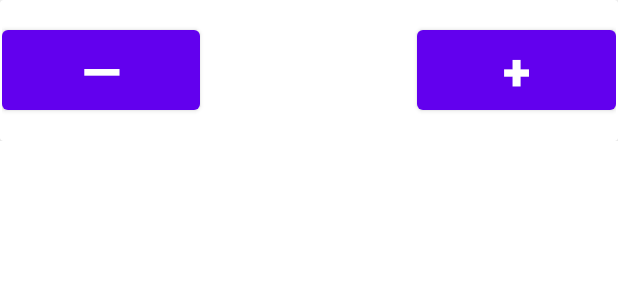
After one commit to kennethaustinn/Bar-Zettel-App, an Android app: the layout row_costumer_detail.xml on its own in the app's theme, with its tools: preview values and no code run, on a phone screen of 412 x 824 dp. The commit adds this screen. Shown: the top 300 px of the screen. Run offline under Robolectric (Android 15) with nearby library versions, the phone set to English and light mode, and no system bars.

Commit message:
Added price list minus

```diff
--- a/app/build.gradle
+++ b/app/build.gradle
@@ -10,7 +10,7 @@ android {
 
     defaultConfig {
         applicationId "de.htw_berlin.barzettel"
-        minSdk 23
+        minSdk 24
         targetSdk 30
         versionCode 1
         versionName "1.0"
--- /dev/null
+++ b/app/src/main/java/de/htw_berlin/barzettel/Article.kt
@@ -0,0 +1,5 @@
+package de.htw_berlin.barzettel
+
+data class Article(var id : Int,
+                   var description : String,
+                   var price : Int)
--- a/app/src/main/java/de/htw_berlin/barzettel/CostumerDao.kt
+++ b/app/src/main/java/de/htw_berlin/barzettel/CostumerDao.kt
@@ -2,6 +2,9 @@ package de.htw_berlin.barzettel
 
 import androidx.room.*
 import kotlinx.coroutines.flow.Flow
+import kotlinx.coroutines.flow.MutableSharedFlow
+import kotlinx.coroutines.flow.MutableStateFlow
+import kotlinx.coroutines.flow.StateFlow
 
 @Dao
 interface CostumerDao {
@@ -10,6 +13,9 @@ interface CostumerDao {
 
     @Query("SELECT * FROM Costumer WHERE date = :date")
     fun getAllToday(date : String) : Flow<List<Costumer>>
+
+    @Query("SELECT * FROM Costumer WHERE id = :id")
+    fun getCostumer(id: Int) : Costumer
 
     @Insert
     fun insertAll(vararg costumer: Costumer)
--- a/app/src/main/java/de/htw_berlin/barzettel/CostumerOverviewViewModel.kt
+++ b/app/src/main/java/de/htw_berlin/barzettel/CostumerOverviewViewModel.kt
@@ -35,8 +35,8 @@ class CostumerOverviewViewModel(private val context: Context) : ViewModel() {
         }
     }
 
-    fun onListItemClicked(view: View, position : Int){
-        val action = CostumerOverviewFragmentDirections.actionCostumerOverviewFragmentToCostumerDetailFragment(position)
+    fun onListItemClicked(view: View, costumerId : Int){
+        val action = CostumerOverviewFragmentDirections.actionCostumerOverviewFragmentToCostumerDetailFragment(costumerId)
         isDialogVisible.value = false
         view.findNavController().navigate(action)
     }
--- a/app/src/main/res/layout/fragment_costumer_detail.xml
+++ b/app/src/main/res/layout/fragment_costumer_detail.xml
@@ -16,7 +16,7 @@
             android:layout_width="wrap_content"
             android:layout_height="wrap_content"
             android:layout_marginTop="16dp"
-            android:text="TextView"
+            android:text="@{costumerDetailViewModel.costumer().name}"
             android:textSize="48sp"
             android:textStyle="italic"
             app:layout_constraintEnd_toEndOf="parent"
@@ -30,16 +30,16 @@
             android:layout_marginTop="32dp"
             android:clickable="true"
             android:longClickable="true"
-            android:text="TextView"
             android:textColor="@color/black"
             android:textSize="48sp"
             android:textStyle="bold"
+            app:priceDetail="@{costumerDetailViewModel.costumer().price}"
             app:layout_constraintEnd_toEndOf="parent"
             app:layout_constraintStart_toStartOf="parent"
             app:layout_constraintTop_toBottomOf="@+id/textName" />
 
         <androidx.recyclerview.widget.RecyclerView
-            android:id="@+id/kundenListView"
+            android:id="@+id/costumerListView"
             android:layout_width="0dp"
             android:layout_height="0dp"
             android:layout_marginStart="1dp"
--- /dev/null
+++ b/app/src/main/res/layout/row_costumer_detail.xml
@@ -0,0 +1,87 @@
+<?xml version="1.0" encoding="utf-8"?>
+<layout>
+    <data>
+        <import type="androidx.lifecycle.LiveData"/>
+        <import type="de.htw_berlin.barzettel.Costumer"/>
+        <variable
+            name="article"
+            type="de.htw_berlin.barzettel.Article" />
+        <variable
+            name="costumer"
+            type="LiveData&lt;Costumer&gt;" />
+    </data>
+
+    <androidx.constraintlayout.widget.ConstraintLayout xmlns:android="http://schemas.android.com/apk/res/android"
+        xmlns:app="http://schemas.android.com/apk/res-auto"
+        android:layout_width="match_parent"
+        android:layout_height="wrap_content">
+
+        <androidx.cardview.widget.CardView
+            android:layout_width="0dp"
+            android:layout_height="wrap_content"
+            app:layout_constraintEnd_toEndOf="parent"
+            app:layout_constraintStart_toStartOf="parent"
+            app:layout_constraintTop_toTopOf="parent">
+
+            <LinearLayout
+                android:layout_width="match_parent"
+                android:layout_height="wrap_content"
+                android:layout_marginStart="1dp"
+                android:layout_marginTop="8dp"
+                android:layout_marginEnd="1dp"
+                android:layout_marginBottom="8dp"
+                android:orientation="horizontal">
+
+                <Button
+                    android:id="@+id/minus"
+                    android:layout_width="wrap_content"
+                    android:layout_height="wrap_content"
+                    android:layout_gravity="center_vertical"
+                    android:layout_weight="1"
+                    android:text="\u2014"
+                    android:textColor="@color/white"
+                    android:textSize="34sp"
+                    android:textStyle="bold" />
+
+                <LinearLayout
+                    android:layout_width="100dp"
+                    android:layout_height="wrap_content"
+                    android:layout_weight="1"
+                    android:orientation="vertical">
+
+                    <TextView
+                        android:id="@+id/textViewPrice"
+                        android:layout_width="wrap_content"
+                        android:layout_height="wrap_content"
+                        android:layout_gravity="center_horizontal"
+                        android:layout_weight="1"
+                        android:text="@{article.description}"
+                        android:textAlignment="center"
+                        android:textSize="34sp"
+                        android:textStyle="bold" />
+
+                    <TextView
+                        android:id="@+id/textViewMenge"
+                        android:layout_width="wrap_content"
+                        android:layout_height="wrap_content"
+                        android:layout_gravity="center"
+                        android:layout_weight="1"
+                        android:text="@{costumer.artikel.getOrDefault(article.id, 0).toString()}"
+                        android:textSize="24sp"
+                        android:textStyle="bold" />
+                </LinearLayout>
+
+                <Button
+                    android:id="@+id/plus"
+                    android:layout_width="wrap_content"
+                    android:layout_height="wrap_content"
+                    android:layout_gravity="center_vertical"
+                    android:layout_weight="1"
+                    android:text="+"
+                    android:textColor="@color/white"
+                    android:textSize="34sp"
+                    android:textStyle="bold" />
+            </LinearLayout>
+        </androidx.cardview.widget.CardView>
+    </androidx.constraintlayout.widget.ConstraintLayout>
+</layout>
```
Also changed, not shown: app/src/main/java/de/htw_berlin/barzettel/ArticleListAdapter.kt (added, +56 -0 lines), app/src/main/java/de/htw_berlin/barzettel/BindingUtils.kt (+8 -1 lines), app/src/main/java/de/htw_berlin/barzettel/CostumerDetailFragment.kt (+7 -0 lines), app/src/main/java/de/htw_berlin/barzettel/CostumerDetailViewModel.kt (+76 -1 lines), app/src/main/java/de/htw_berlin/barzettel/CostumerListAdapter.kt (+4 -5 lines), app/src/main/java/de/htw_berlin/barzettel/CostumerRepository.kt (+11 -0 lines), app/src/main/res/layout/row_costumer_overview.xml (+6 -4 lines), app/src/main/res/raw/price_list.json (added, +103 -0 lines).
